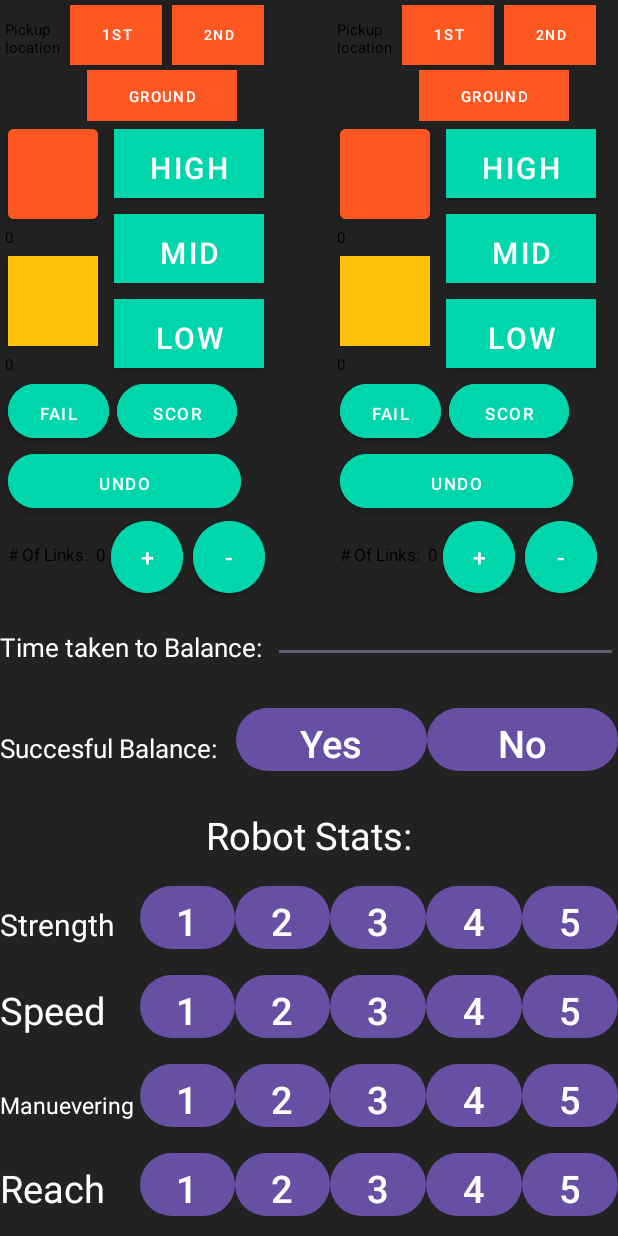
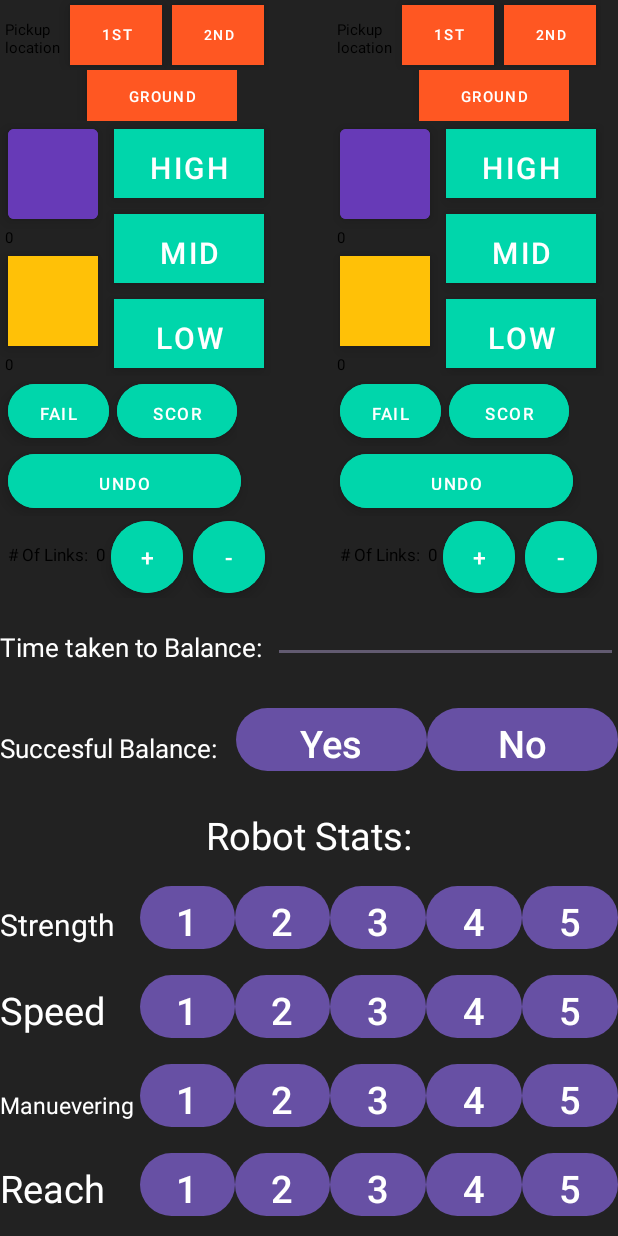
Before and after one commit to Amogh2009/scouting-app, an Android app: the screen it shows after launch (MainActivity), on a phone screen of 412 x 824 dp. Run offline under Robolectric (Android 15) with nearby library versions, the phone set to English and light mode, and no system bars.

Commit message:
I changed the color of the cube from orange to purple

```diff
--- a/app/src/main/res/layout/activity_main.xml
+++ b/app/src/main/res/layout/activity_main.xml
@@ -97,7 +97,7 @@
                         android:layout_width="60dp"
                         android:layout_height="60dp"
                         android:layout_margin="5dp"
-                        android:backgroundTint="#FF5722"
+                        android:backgroundTint="#673AB7"
                         app:cornerRadius="4dp" />
                     <TextView
                         android:id="@+id/num_of_cubes_auton"
@@ -339,7 +339,7 @@
                         android:layout_width="60dp"
                         android:layout_height="60dp"
                         android:layout_margin="5dp"
-                        android:backgroundTint="#FF5722"
+                        android:backgroundTint="#673AB7"
                         app:cornerRadius="4dp" />
                     <TextView
                         android:id="@+id/num_of_cubes_teliop"
```
Also changed, not shown: 1 other file.
